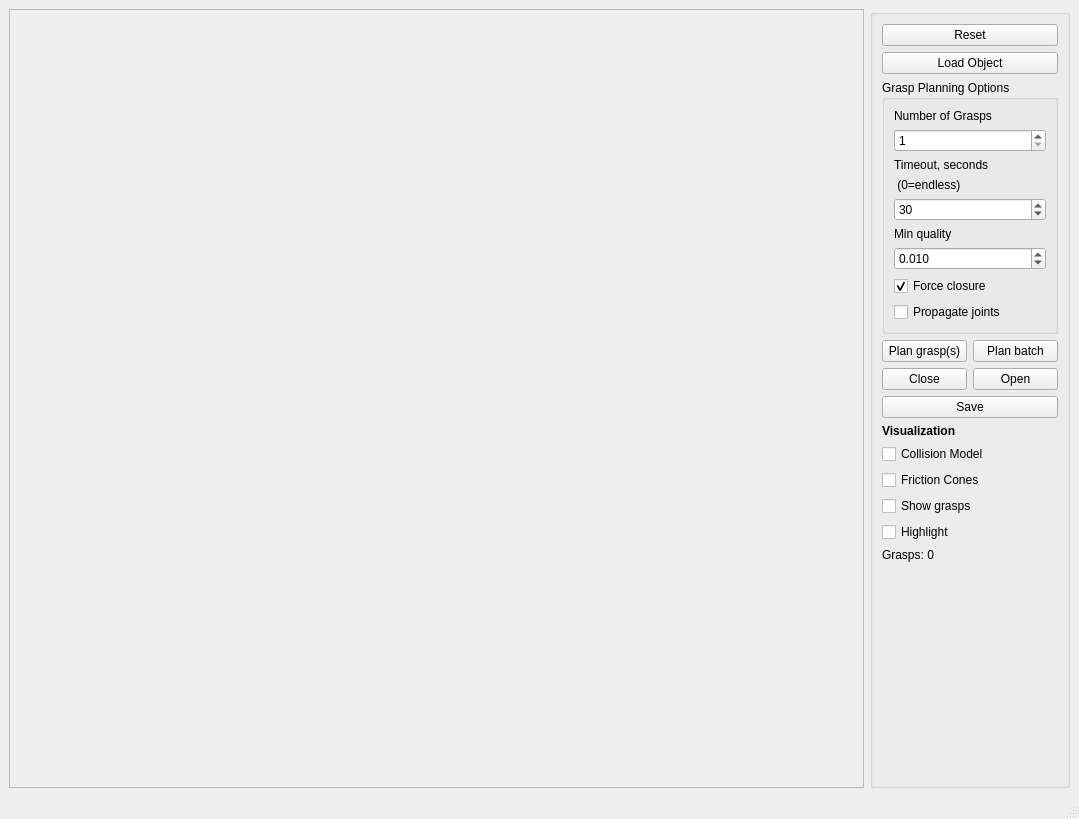
This is GraspPlanning/examples/GraspPlanner/GraspPlanner.ui in ctrl-shift-C-V/aurmr_simox_script as Qt 5 draws it before an edit. The edited form follows.
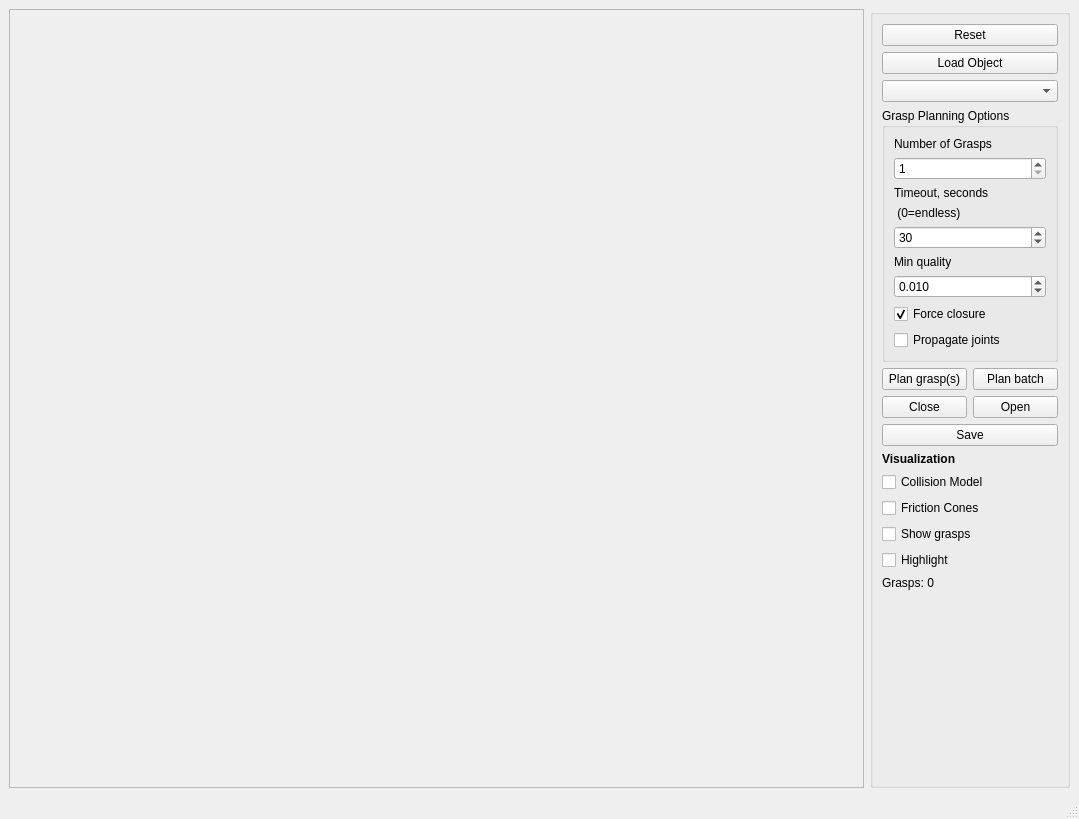
This is the edited form.

Commit message: Added chained grasp implementation; Added sensors to objects; Added grasp to robot nodes; Extended RobotIO::RobotDescription; Allow reloading of the robot visualization if RobotDescription::KinematicStructure is chosen

Patch:
```diff
--- a/GraspPlanning/examples/GraspPlanner/GraspPlanner.ui
+++ b/GraspPlanning/examples/GraspPlanner/GraspPlanner.ui
@@ -37,69 +37,14 @@
        <string/>
       </property>
       <layout class="QGridLayout" name="gridLayout_2">
-       <item row="0" column="0" colspan="2">
-        <widget class="QPushButton" name="pushButtonReset">
-         <property name="text">
-          <string>Reset</string>
-         </property>
-        </widget>
-       </item>
-       <item row="9" column="0" colspan="2">
-        <widget class="QCheckBox" name="checkBoxGrasps">
-         <property name="text">
-          <string>Show grasps</string>
-         </property>
-        </widget>
-       </item>
-       <item row="4" column="0">
-        <widget class="QPushButton" name="pushButtonClose">
-         <property name="text">
-          <string>Close</string>
-         </property>
-        </widget>
-       </item>
-       <item row="4" column="1">
-        <widget class="QPushButton" name="pushButtonOpen">
-         <property name="text">
-          <string>Open</string>
-         </property>
-        </widget>
-       </item>
-       <item row="6" column="0" colspan="2">
-        <widget class="QLabel" name="label_10">
-         <property name="font">
-          <font>
-           <weight>75</weight>
-           <bold>true</bold>
-          </font>
-         </property>
-         <property name="text">
-          <string>Visualization</string>
-         </property>
-        </widget>
-       </item>
-       <item row="7" column="0" colspan="2">
+       <item row="8" column="0" colspan="2">
         <widget class="QCheckBox" name="checkBoxColModel">
          <property name="text">
           <string>Collision Model</string>
          </property>
         </widget>
        </item>
-       <item row="3" column="1">
-        <widget class="QPushButton" name="pushButtonPlanBatch">
-         <property name="text">
-          <string>Plan batch</string>
-         </property>
-        </widget>
-       </item>
-       <item row="5" column="0" colspan="2">
-        <widget class="QPushButton" name="pushButtonSave">
-         <property name="text">
-          <string>Save</string>
-         </property>
-        </widget>
-       </item>
-       <item row="2" column="0" colspan="2">
+       <item row="3" column="0" colspan="2">
         <widget class="QGroupBox" name="groupBox_2">
          <property name="title">
           <string>Grasp Planning Options</string>
@@ -195,38 +140,7 @@
          </layout>
         </widget>
        </item>
-       <item row="3" column="0">
-        <widget class="QPushButton" name="pushButtonPlan">
-         <property name="text">
-          <string>Plan grasp(s)</string>
-         </property>
-        </widget>
-       </item>
-       <item row="8" column="0" colspan="2">
-        <widget class="QCheckBox" name="checkBoxCones">
-         <property name="text">
-          <string>Friction Cones</string>
-         </property>
-        </widget>
-       </item>
-       <item row="10" column="0" colspan="2">
-        <widget class="QCheckBox" name="checkBoxHighlight">
-         <property name="text">
-          <string>Highlight</string>
-         </property>
-        </widget>
-       </item>
-       <item row="11" column="0" colspan="2">
-        <widget class="QLabel" name="labelInfo">
-         <property name="text">
-          <string>Grasps: 0</string>
-         </property>
-         <property name="alignment">
-          <set>Qt::AlignLeading|Qt::AlignLeft|Qt::AlignTop</set>
-         </property>
-        </widget>
-       </item>
-       <item row="12" column="0">
+       <item row="13" column="0">
         <spacer name="verticalSpacer">
          <property name="orientation">
           <enum>Qt::Vertical</enum>
@@ -239,6 +153,54 @@
          </property>
         </spacer>
        </item>
+       <item row="4" column="1">
+        <widget class="QPushButton" name="pushButtonPlanBatch">
+         <property name="text">
+          <string>Plan batch</string>
+         </property>
+        </widget>
+       </item>
+       <item row="5" column="1">
+        <widget class="QPushButton" name="pushButtonOpen">
+         <property name="text">
+          <string>Open</string>
+         </property>
+        </widget>
+       </item>
+       <item row="7" column="0" colspan="2">
+        <widget class="QLabel" name="label_10">
+         <property name="font">
+          <font>
+           <weight>75</weight>
+           <bold>true</bold>
+          </font>
+         </property>
+         <property name="text">
+          <string>Visualization</string>
+         </property>
+        </widget>
+       </item>
+       <item row="10" column="0" colspan="2">
+        <widget class="QCheckBox" name="checkBoxGrasps">
+         <property name="text">
+          <string>Show grasps</string>
+         </property>
+        </widget>
+       </item>
+       <item row="0" column="0" colspan="2">
+        <widget class="QPushButton" name="pushButtonReset">
+         <property name="text">
+          <string>Reset</string>
+         </property>
+        </widget>
+       </item>
+       <item row="4" column="0">
+        <widget class="QPushButton" name="pushButtonPlan">
+         <property name="text">
+          <string>Plan grasp(s)</string>
+         </property>
+        </widget>
+       </item>
        <item row="1" column="0" colspan="2">
         <widget class="QPushButton" name="pushButtonLoadObject">
          <property name="text">
@@ -246,6 +208,47 @@
          </property>
         </widget>
        </item>
+       <item row="5" column="0">
+        <widget class="QPushButton" name="pushButtonClose">
+         <property name="text">
+          <string>Close</string>
+         </property>
+        </widget>
+       </item>
+       <item row="12" column="0" colspan="2">
+        <widget class="QLabel" name="labelInfo">
+         <property name="text">
+          <string>Grasps: 0</string>
+         </property>
+         <property name="alignment">
+          <set>Qt::AlignLeading|Qt::AlignLeft|Qt::AlignTop</set>
+         </property>
+        </widget>
+       </item>
+       <item row="6" column="0" colspan="2">
+        <widget class="QPushButton" name="pushButtonSave">
+         <property name="text">
+          <string>Save</string>
+         </property>
+        </widget>
+       </item>
+       <item row="11" column="0" colspan="2">
+        <widget class="QCheckBox" name="checkBoxHighlight">
+         <property name="text">
+          <string>Highlight</string>
+         </property>
+        </widget>
+       </item>
+       <item row="9" column="0" colspan="2">
+        <widget class="QCheckBox" name="checkBoxCones">
+         <property name="text">
+          <string>Friction Cones</string>
+         </property>
+        </widget>
+       </item>
+       <item row="2" column="0" colspan="2">
+        <widget class="QComboBox" name="comboBoxObject"/>
+       </item>
       </layout>
      </widget>
     </item>
```
Left out of the diff: 2 changed lines with no effect on the pictures. The commit also changes 51 other files.
